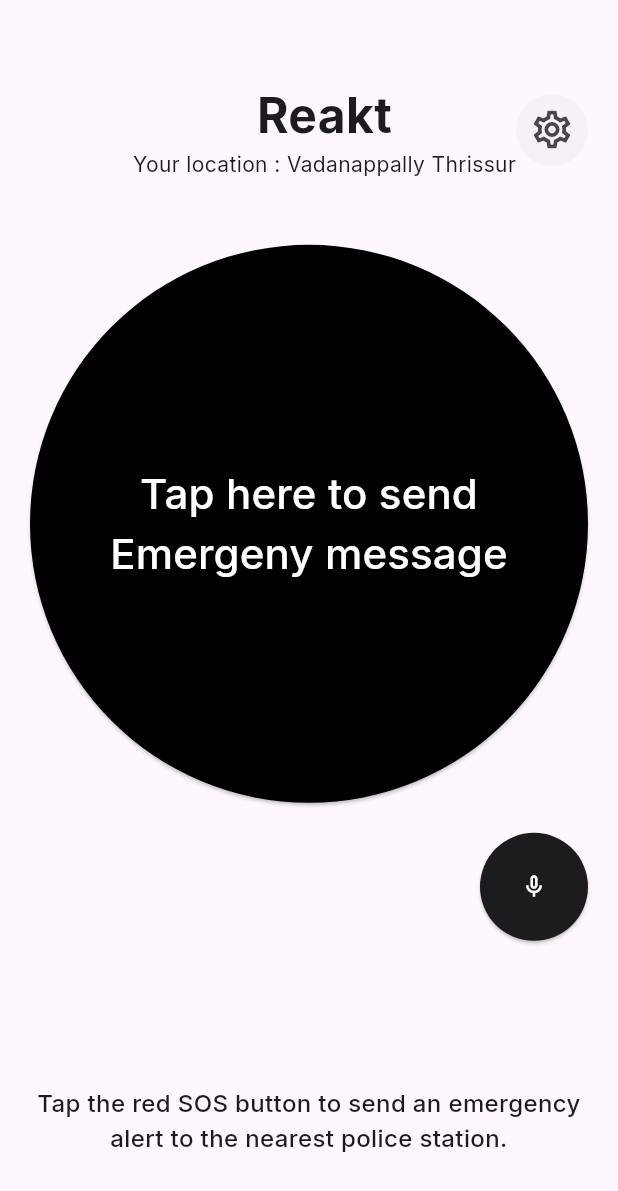
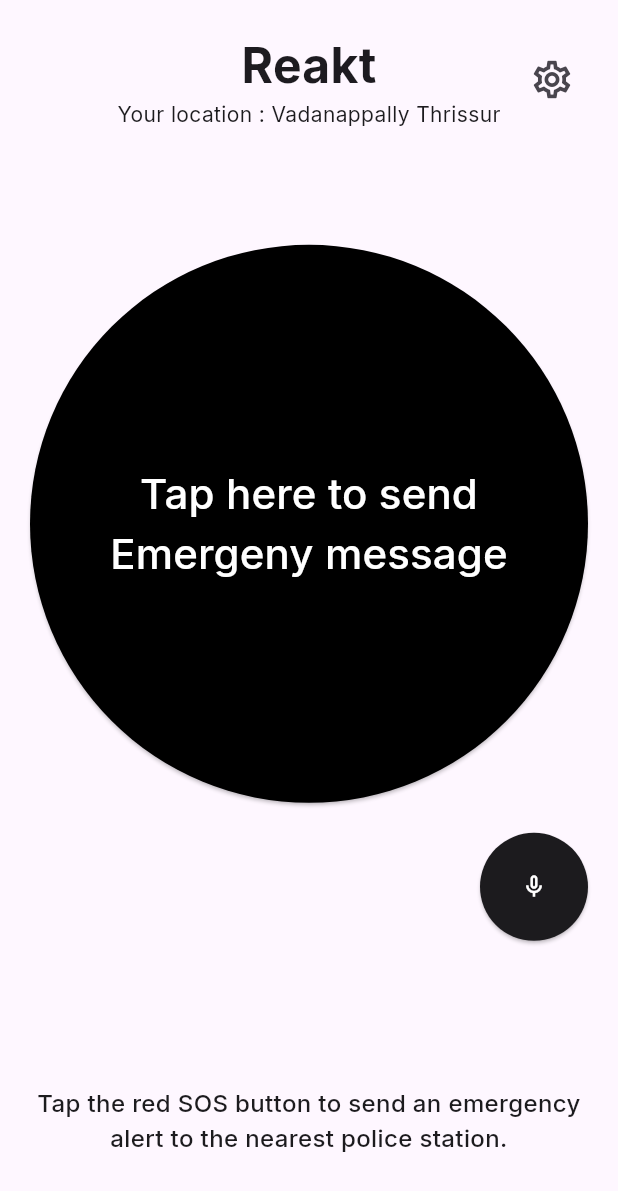
Before and after one commit to Schematic-Bytes/reakt_mobile, a Flutter app: the Features screen opened directly, after a tap on "Lets go !", on a phone screen of 412 x 824 dp. Shown: the top 1191 px of the screen. Run offline on Flutter 3.47's test engine with Material 2 defaults, Android fonts, the phone set to English and light mode, and no system bars; our stand-ins replace go_router, google_fonts.

Commit message:
alignment changes

```diff
--- a/lib/routes/features_route.dart
+++ b/lib/routes/features_route.dart
@@ -49,43 +49,7 @@ class Features extends StatelessWidget {
                   color: const Color(0xFFF1F1F1),
                 ),
                 child: Text(
-                  "One-tap emergency reporting",
-                  style: GoogleFonts.inter(
-                    fontSize: 17,
-                    fontWeight: FontWeight.w500,
-                    color: const Color(0xFF0A0606),
-                  ),
-                  textAlign: TextAlign.center,
-                ),
-              ),
-              const SizedBox(height: 20),
-              Container(
-                padding: const EdgeInsets.all(20),
-                width: MediaQuery.sizeOf(context).width,
-                decoration: BoxDecoration(
-                  borderRadius: BorderRadius.circular(20),
-                  color: const Color(0xFFF1F1F1),
-                ),
-                child: Text(
-                  "One-tap emergency reporting",
-                  style: GoogleFonts.inter(
-                    fontSize: 17,
-                    fontWeight: FontWeight.w500,
-                    color: const Color(0xFF0A0606),
-                  ),
-                  textAlign: TextAlign.center,
-                ),
-              ),
-              const SizedBox(height: 20),
-              Container(
-                padding: const EdgeInsets.all(20),
-                width: MediaQuery.sizeOf(context).width,
-                decoration: BoxDecoration(
-                  borderRadius: BorderRadius.circular(20),
-                  color: const Color(0xFFF1F1F1),
-                ),
-                child: Text(
-                  "One-tap emergency reporting",
+                  "Real-time location sharing",
                   style: GoogleFonts.inter(
                     fontSize: 17,
                     fontWeight: FontWeight.w500,
--- a/lib/routes/home_route.dart
+++ b/lib/routes/home_route.dart
@@ -1,12 +1,93 @@
+import 'package:flutter/cupertino.dart';
 import 'package:reakt/routes/settings_route.dart';
 import 'package:flutter/material.dart';
 import 'package:google_fonts/google_fonts.dart';
 
-class HomeRoute extends StatelessWidget {
+class HomeRoute extends StatefulWidget {
   const HomeRoute({super.key});
 
   @override
+  State<HomeRoute> createState() => _HomeRouteState();
+}
+
+class _HomeRouteState extends State<HomeRoute> {
+  bool onTapSos = false;
+  bool onTapMic = false;
+  String state = "default";
+
+  @override
   Widget build(BuildContext context) {
+    var sosState = SizedBox(
+      height: MediaQuery.sizeOf(context).width,
+      width: MediaQuery.sizeOf(context).width,
+      child: ElevatedButton(
+        style: ElevatedButton.styleFrom(
+            shape: const CircleBorder(),
+            backgroundColor: const Color(0xFF000000)),
+        child: Text(
+          "Tap here to send Emergeny message",
+          textAlign: TextAlign.center,
+          style: GoogleFonts.inter(fontSize: 28, color: Colors.white),
+        ),
+        onPressed: () async {
+          setState(() {
+            state = "loading";
+          });
+
+          await Future.delayed(const Duration(seconds: 3));
+
+          setState(() {
+            state = "done";
+          });
+
+          await Future.delayed(const Duration(seconds: 1));
+
+          setState(() {
+            state = "default";
+          });
+        },
+      ),
+    );
+    print(state);
+    if (state == "loading") {
+      print("kindi");
+      sosState = SizedBox(
+        height: MediaQuery.sizeOf(context).width,
+        width: MediaQuery.sizeOf(context).width,
+        child: ElevatedButton(
+          style: ElevatedButton.styleFrom(
+            shape: const CircleBorder(),
+            backgroundColor: const Color(0xFFD71921),
+          ),
+          child: const CupertinoActivityIndicator(
+            color: Colors.black,
+            radius: 20,
+          ),
+          onPressed: () {},
+        ),
+      );
+    } else if (state == "done") {
+      sosState = SizedBox(
+        height: MediaQuery.sizeOf(context).width,
+        width: MediaQuery.sizeOf(context).width,
+        child: ElevatedButton(
+          style: ElevatedButton.styleFrom(
+              shape: const CircleBorder(),
+              backgroundColor: const Color(0xFFD71921)),
+          child: Text(
+            "Message sent successfully",
+            textAlign: TextAlign.center,
+            style: GoogleFonts.inter(fontSize: 28, color: Colors.white),
+          ),
+          onPressed: () {
+            setState(() {
+              onTapSos = !onTapSos;
+            });
+          },
+        ),
+      );
+    }
+
     return Scaffold(
       body: SafeArea(
         child: Container(
@@ -14,12 +95,12 @@ class HomeRoute extends StatelessWidget {
           child: Column(
             mainAxisAlignment: MainAxisAlignment.spaceBetween,
             children: [
-              const SizedBox(height: 10),
-              Container(
-                child: Row(
+              Stack(
+                alignment: AlignmentDirectional.centerStart,
                 children: [
-                    const Spacer(),
-                    Column(
+                  Align(
+                    alignment: Alignment.center,
+                    child: Column(
                       children: [
                         Text(
                           "Reakt",
@@ -38,16 +119,16 @@ class HomeRoute extends StatelessWidget {
                         ),
                       ],
                     ),
-                    Container(
-                      decoration: BoxDecoration(
-                          borderRadius: BorderRadius.circular(50),
-                          color: const Color.fromRGBO(179, 179, 179, 0.1)),
+                  ),
+                  Align(
+                    alignment: Alignment.centerRight,
                     child: IconButton(
                       onPressed: () {
                         Navigator.push(
                           context,
                           MaterialPageRoute(
-                                builder: (context) => const SettingsRoute()),
+                            builder: (context) => const SettingsRoute(),
+                          ),
                         );
                       },
                       icon: const Icon(
@@ -58,25 +139,10 @@ class HomeRoute extends StatelessWidget {
                   ),
                 ],
               ),
-              ),
+              const SizedBox(height: 10),
               Column(
                 children: [
-                  SizedBox(
-                    height: MediaQuery.sizeOf(context).width,
-                    width: MediaQuery.sizeOf(context).width,
-                    child: ElevatedButton(
-                      style: ElevatedButton.styleFrom(
-                          shape: const CircleBorder(),
-                          backgroundColor: const Color(0xFF000000)),
-                      child: Text(
-                        "Tap here to send Emergeny message",
-                        textAlign: TextAlign.center,
-                        style: GoogleFonts.inter(
-                            fontSize: 28, color: Colors.white),
-                      ),
-                      onPressed: () {},
-                    ),
-                  ),
+                  sosState,
                   Row(
                     mainAxisAlignment: MainAxisAlignment.end,
                     children: [
@@ -84,10 +150,22 @@ class HomeRoute extends StatelessWidget {
                         width: 72,
                         height: 72,
                         child: ElevatedButton(
-                          onPressed: () {},
+                          onPressed: () {
+                            setState(() {
+                              onTapMic = !onTapMic;
+                            });
+                          },
                           style: ElevatedButton.styleFrom(
-                              backgroundColor: const Color(0xFF1C1B1E)),
-                          child: const Icon(
+                            backgroundColor: onTapMic
+                                ? const Color(0xFFD71921)
+                                : const Color(0xFF1C1B1E),
+                          ),
+                          child: onTapMic
+                              ? const Icon(
+                                  Icons.stop_circle_outlined,
+                                  color: Colors.white,
+                                )
+                              : const Icon(
                                   Icons.mic_none_outlined,
                                   color: Colors.white,
                                 ),
```
Lines whose indentation alone changed are shown as unchanged.
